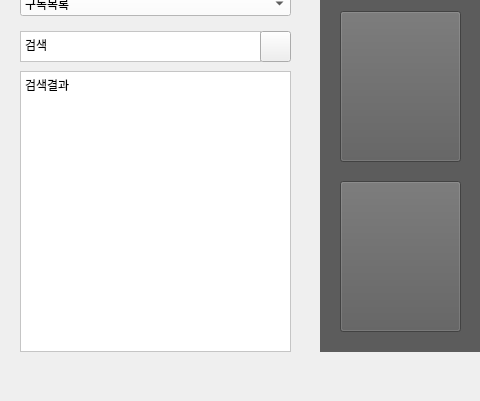
llllssss94/KUFLIX, file KUplixClient/GUI/service.ui: the form before one commit; both pictures show x 0 to 480 and y 199 to 600 of the 1063 by 600 pixel window.
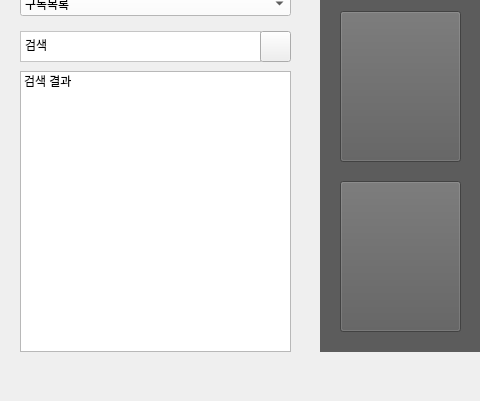
The form after the commit.

The edit to the form file:
```diff
--- a/KUplixClient/GUI/service.ui
+++ b/KUplixClient/GUI/service.ui
@@ -163,26 +163,6 @@
      <string>검색</string>
     </property>
    </widget>
-   <widget class="QTextBrowser" name="searchResult">
-    <property name="geometry">
-     <rect>
-      <x>20</x>
-      <y>270</y>
-      <width>271</width>
-      <height>281</height>
-     </rect>
-    </property>
-    <property name="styleSheet">
-     <string notr="true">background-color: rgb(255, 255, 255);</string>
-    </property>
-    <property name="html">
-     <string>&lt;!DOCTYPE HTML PUBLIC &quot;-//W3C//DTD HTML 4.0//EN&quot; &quot;http://www.w3.org/TR/REC-html40/strict.dtd&quot;&gt;
-&lt;html&gt;&lt;head&gt;&lt;meta name=&quot;qrichtext&quot; content=&quot;1&quot; /&gt;&lt;style type=&quot;text/css&quot;&gt;
-p, li { white-space: pre-wrap; }
-&lt;/style&gt;&lt;/head&gt;&lt;body style=&quot; font-family:'Noto Sans'; font-size:9pt; font-weight:400; font-style:normal;&quot;&gt;
-&lt;p style=&quot; margin-top:0px; margin-bottom:0px; margin-left:0px; margin-right:0px; -qt-block-indent:0; text-indent:0px;&quot;&gt;검색결과&lt;/p&gt;&lt;/body&gt;&lt;/html&gt;</string>
-    </property>
-   </widget>
    <widget class="QWidget" name="widget_3" native="true">
     <property name="geometry">
      <rect>
@@ -401,6 +381,21 @@
      <string/>
     </property>
    </widget>
+   <widget class="QListWidget" name="searchResult">
+    <property name="geometry">
+     <rect>
+      <x>20</x>
+      <y>270</y>
+      <width>271</width>
+      <height>281</height>
+     </rect>
+    </property>
+    <item>
+     <property name="text">
+      <string>검색 결과</string>
+     </property>
+    </item>
+   </widget>
   </widget>
   <widget class="QMenuBar" name="menubar">
    <property name="geometry">
```
